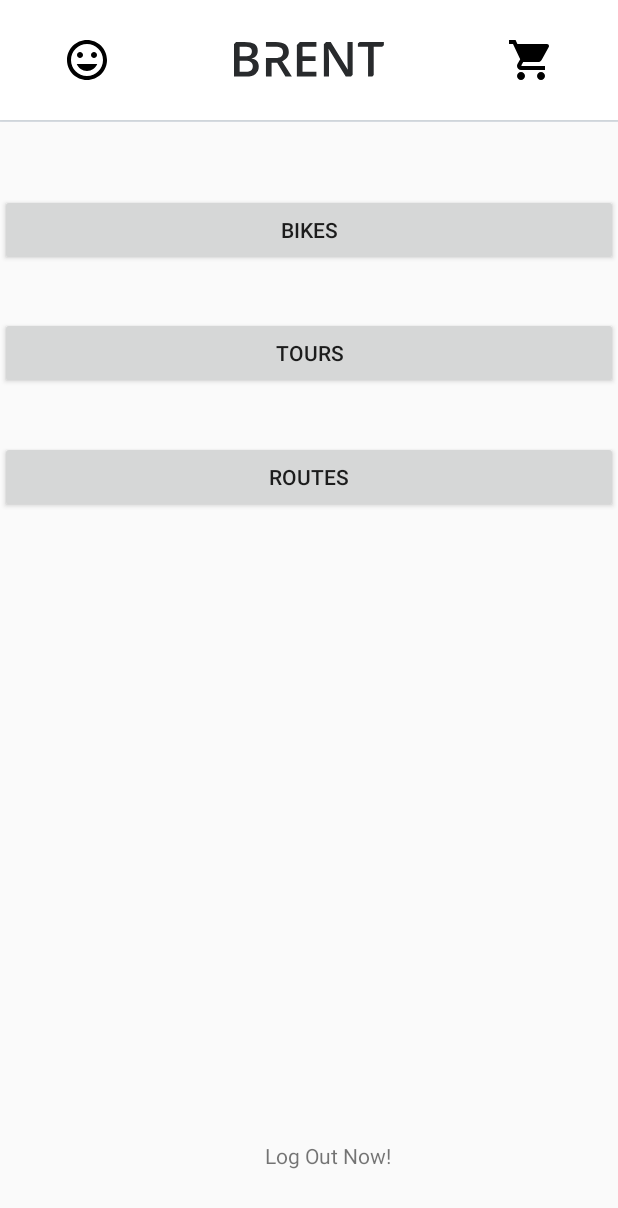
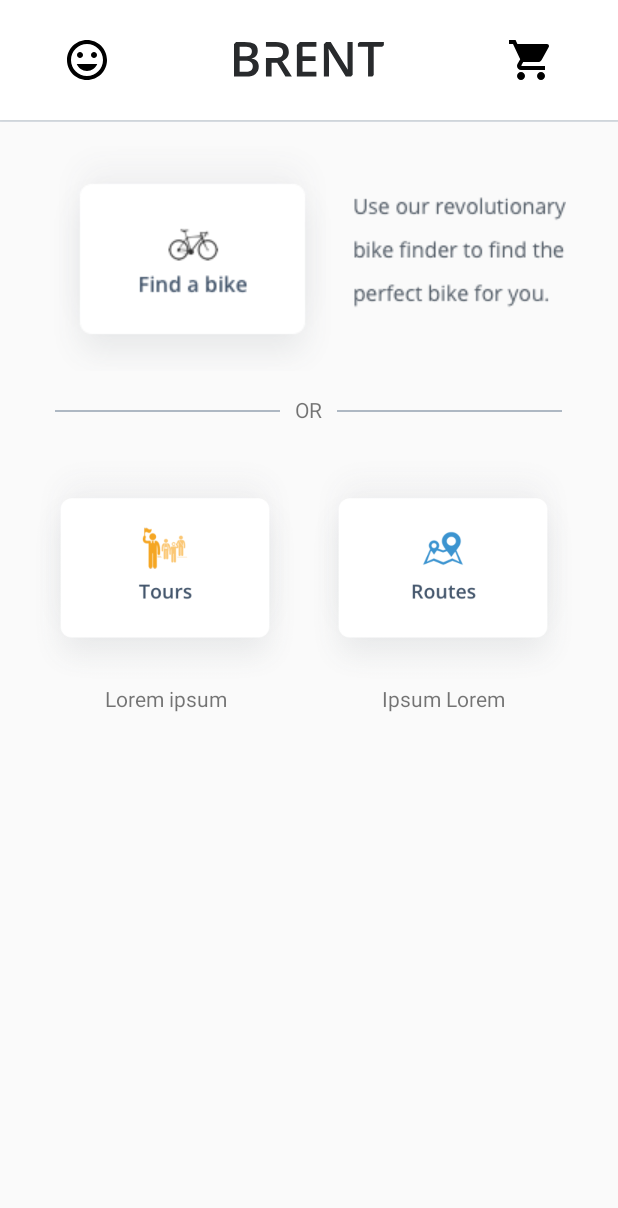
Before and after one commit to auddiolafs/brent-android, an Android app: the screen it shows after launch once a user with an empty profile is signed in (MainActivity), on a phone screen of 412 x 824 dp. Shown: the top 1208 px of the screen. Run offline under Robolectric (Android 15) with nearby library versions, the phone set to English and light mode, and no system bars; our stand-ins replace Firebase (no records; nobody signed in at launch, a user with empty details on screens opened directly); 1 statement that could not run was skipped.

Commit message:
Main Menu

```diff
--- a/app/src/main/java/is/hi/hbv601g/brent/MainActivity.java
+++ b/app/src/main/java/is/hi/hbv601g/brent/MainActivity.java
@@ -26,10 +26,11 @@ public class MainActivity extends CurrentActivity {
 
     FirebaseAuth.AuthStateListener mAuthStateListener;
     String mDisplayName = "";
-    TextView mLogoutEdit;
-    TextView mBikesButton;
-    TextView mToursButton;
-    TextView mRoutesButton;
+//    TextView mBikesButton;
+ImageButton mToursButton;
+    ImageButton mRoutesButton;
+
+    ImageButton mBikesButton;
 
     ImageButton toolbarProfile;
     ImageButton toolbarHome;
@@ -120,17 +121,10 @@ public class MainActivity extends CurrentActivity {
     }
 
     private void initListeners() {
-        mLogoutEdit = findViewById(R.id.logoutText);
         mBikesButton = findViewById(R.id.bikeButton);
         mToursButton = findViewById(R.id.toursButton);
         mRoutesButton = findViewById(R.id.routesButton);
 
-        mLogoutEdit.setOnClickListener(new View.OnClickListener() {
-            @Override
-            public void onClick(View v) {
-                mAuth.signOut();
-            }
-        });
 
         mBikesButton.setOnClickListener(new View.OnClickListener() {
             @Override
--- a/app/src/main/java/is/hi/hbv601g/brent/UserActivity.java
+++ b/app/src/main/java/is/hi/hbv601g/brent/UserActivity.java
@@ -5,7 +5,12 @@ import android.os.Bundle;
 import android.view.MenuItem;
 import android.view.View;
 import android.widget.ImageButton;
+import android.widget.TextView;
 import android.widget.Toast;
+
+import com.google.firebase.FirebaseApp;
+import com.google.firebase.auth.FirebaseAuth;
+import com.google.firebase.database.FirebaseDatabase;
 
 import org.json.JSONArray;
 
@@ -17,6 +22,10 @@ public class UserActivity extends CurrentActivity {
     ImageButton toolbarHome;
     ImageButton toolbarCart;
 
+    TextView mLogoutEdit;
+
+    FirebaseAuth mAuth;
+    FirebaseApp mApp;
 
     @Override
     protected void onCreate(Bundle savedInstanceState) {
@@ -29,6 +38,10 @@ public class UserActivity extends CurrentActivity {
     @Override
     public void setUp() {
         setContentView(R.layout.activity_user);
+
+
+        mApp = FirebaseApp.getInstance();
+        mAuth = FirebaseAuth.getInstance(mApp);
         // Get toolbar in layout (defined in xml file
         toolbarProfile = findViewById(R.id.toolbar_profile);
         toolbarProfile.setOnClickListener(new View.OnClickListener() {
@@ -54,6 +67,15 @@ public class UserActivity extends CurrentActivity {
                 startActivity(cart);
             }
         });
+
+        mLogoutEdit = findViewById(R.id.logoutText);
+
+        mLogoutEdit.setOnClickListener(new View.OnClickListener() {
+            @Override
+            public void onClick(View v) {
+                mAuth.signOut();
+            }
+        });
     }
 
     @Override
--- a/app/src/main/res/layout/activity_main.xml
+++ b/app/src/main/res/layout/activity_main.xml
@@ -21,45 +21,125 @@
     </FrameLayout>
 
 
-    <TextView
-        android:id="@+id/logoutText"
+
+
+    <!--<Button-->
+        <!--android:id="@+id/bikeButton"-->
+        <!--android:layout_width="match_parent"-->
+        <!--android:layout_height="wrap_content"-->
+        <!--android:layout_alignParentStart="true"-->
+        <!--android:layout_alignParentTop="true"-->
+        <!--android:layout_marginStart="0dp"-->
+        <!--android:layout_marginTop="129dp"-->
+        <!--android:text="@string/bikes" />-->
+
+    <!--<Button-->
+        <!--android:id="@+id/toursButton"-->
+        <!--android:layout_width="match_parent"-->
+        <!--android:layout_height="wrap_content"-->
+        <!--android:layout_alignParentStart="true"-->
+        <!--android:layout_alignParentTop="true"-->
+        <!--android:layout_marginStart="0dp"-->
+        <!--android:layout_marginTop="495dp"-->
+        <!--android:text="@string/tours" />-->
+
+    <!--<Button-->
+        <!--android:id="@+id/routesButton"-->
+        <!--android:layout_width="match_parent"-->
+        <!--android:layout_height="wrap_content"-->
+        <!--android:layout_alignParentStart="true"-->
+        <!--android:layout_alignParentTop="true"-->
+        <!--android:layout_marginStart="0dp"-->
+        <!--android:layout_marginTop="597dp"-->
+        <!--android:text="@string/routes" />-->
+
+    <ImageButton
+        android:id="@+id/bikeButton"
+        android:layout_width="match_parent"
+        android:layout_height="150dp"
+        android:layout_below="@+id/frameLayout2"
+        android:layout_alignParentEnd="true"
+        android:layout_marginTop="16dp"
+        android:layout_marginEnd="3dp"
+        android:background="@null"
+        app:srcCompat="@drawable/main_rentabike"
+        tools:srcCompat="@drawable/main_rentabike"></ImageButton>
+
+    <!--<LinearLayout-->
+        <!--android:layout_width="match_parent"-->
+        <!--android:layout_height="wrap_content"-->
+        <!--android:layout_below="@+id/bikeButton"-->
+        <!--android:orientation="horizontal">-->
+
+    <ImageView
+        android:id="@+id/lineBreak1"
+        android:layout_width="wrap_content"
+        android:layout_height="53dp"
+        android:layout_marginEnd    ="10dp"
+        android:layout_toStartOf="@+id/textOr"
+        android:layout_below="@+id/bikeButton"
+        app:srcCompat="@drawable/menu_or" />
+        <TextView
+            android:id="@+id/textOr"
+            android:layout_width="wrap_content"
+            android:layout_height="wrap_content"
+            android:layout_below="@+id/bikeButton"
+            android:layout_centerHorizontal="true"
+            android:layout_marginTop="16dp"
+            android:text="OR" />
+
+        <ImageView
+            android:id="@+id/lineBreak2"
+            android:layout_width="wrap_content"
+            android:layout_height="53dp"
+            android:layout_marginStart="10dp"
+            android:layout_toEndOf="@+id/textOr"
+            android:layout_below="@+id/bikeButton"
+            app:srcCompat="@drawable/menu_or" />
+
+    <ImageButton
+        android:id="@+id/toursButton"
         android:layout_width="wrap_content"
         android:layout_height="wrap_content"
-        android:layout_alignParentEnd="true"
-        android:layout_alignParentBottom="true"
-        android:layout_marginEnd="151dp"
-        android:layout_marginBottom="44dp"
-        android:text="@string/logout" />
+        android:background="@null"
+        android:maxWidth="180dp"
+        android:scaleType="centerCrop"
+        android:layout_marginLeft="20dp"
+        android:layout_below="@+id/lineBreak1"
+        android:adjustViewBounds ="true"
+        app:srcCompat="@drawable/menu_tours" />
+    <ImageButton
+        android:id="@+id/routesButton"
+        android:layout_width="wrap_content"
+        android:layout_height="wrap_content"
+        android:background="@null"
+        android:maxWidth="180dp"
+        android:scaleType="centerCrop"
+        android:layout_marginLeft="205dp"
+        android:layout_below="@+id/lineBreak2"
+        android:adjustViewBounds ="true"
+        app:srcCompat="@drawable/menu_routes" />
 
-    <Button
-        android:id="@+id/bikeButton"
-        android:layout_width="match_parent"
+    <TextView
+        android:id="@+id/textTour"
+        android:layout_width="wrap_content"
         android:layout_height="wrap_content"
-        android:layout_alignParentStart="true"
-        android:layout_alignParentTop="true"
-        android:layout_marginStart="0dp"
-        android:layout_marginTop="129dp"
-        android:text="@string/bikes" />
+        android:layout_below="@+id/toursButton"
+        android:layout_marginLeft="20dp"
+        android:minWidth="180dp"
+        android:text="Lorem ipsum"
+        android:textAlignment="center" />
 
-    <Button
-        android:id="@+id/toursButton"
-        android:layout_width="match_parent"
+    <TextView
+        android:id="@+id/textRoutes"
+        android:layout_width="wrap_content"
         android:layout_height="wrap_content"
-        android:layout_alignParentStart="true"
-        android:layout_alignParentTop="true"
-        android:layout_marginStart="0dp"
-        android:layout_marginTop="211dp"
-        android:text="@string/tours" />
-
-    <Button
-        android:id="@+id/routesButton"
-        android:layout_width="match_parent"
-        android:layout_height="wrap_content"
-        android:layout_alignParentStart="true"
-        android:layout_alignParentTop="true"
-        android:layout_marginStart="0dp"
-        android:layout_marginTop="294dp"
-        android:text="@string/routes" />
+        android:layout_below="@+id/toursButton"
+        android:layout_marginLeft="205dp"
+        android:minWidth="180dp"
+        android:text="Ipsum Lorem"
+        android:textAlignment="center" />
+    <!--</LinearLayout>-->
 
 
 </RelativeLayout>
--- a/app/src/main/res/layout/activity_user.xml
+++ b/app/src/main/res/layout/activity_user.xml
@@ -10,12 +10,13 @@
         layout="@layout/toolbar" />
 
     <TextView
-        android:id="@+id/profileText"
+        android:id="@+id/logoutText"
         android:layout_width="wrap_content"
         android:layout_height="wrap_content"
-        android:text="@string/profileText"
+        android:text="@string/logout"
         app:layout_constraintBottom_toBottomOf="parent"
         app:layout_constraintEnd_toEndOf="parent"
         app:layout_constraintStart_toStartOf="parent"
         app:layout_constraintTop_toTopOf="parent" />
+
 </android.support.constraint.ConstraintLayout>
```
Also changed, not shown: app/src/main/res/drawable/main_rentabike.png (added), app/src/main/res/drawable/menu_or.png (added), app/src/main/res/drawable/menu_routes.png (added), app/src/main/res/drawable/menu_tours.png (added).
